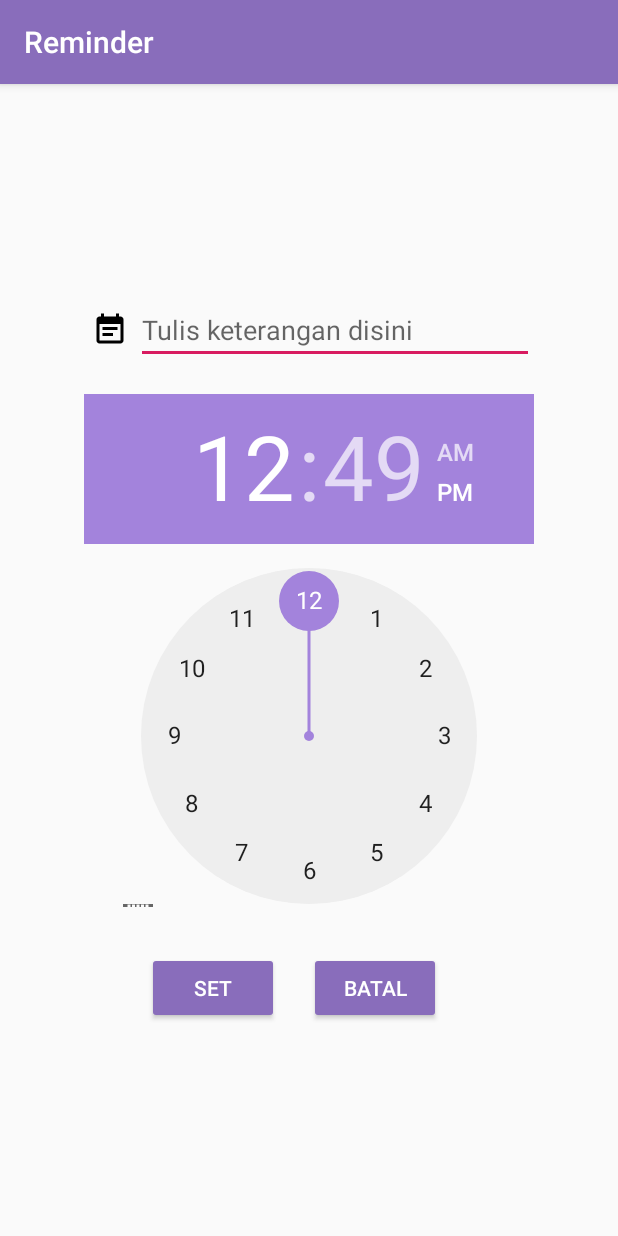
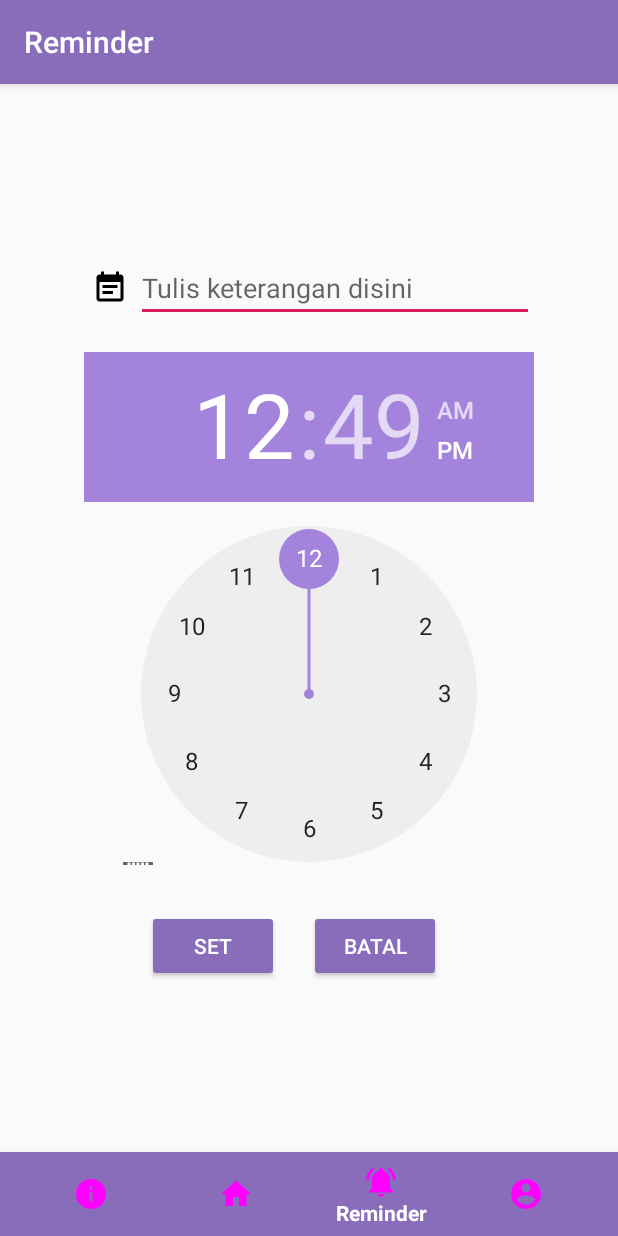
Before and after one commit to LugieNurAhmad/PABTubes, an Android app: the AlarmReminder screen opened directly, with no data from a screen before it, on a phone screen of 412 x 824 dp. Run offline under Robolectric (Android 15) with nearby library versions, the phone set to English and light mode, and no system bars.

Commit message:
tambah bottom Navigationbar java(skizo,penanganan,alarmreminder)

```diff
--- a/AndroidStudioProjects/PABTubes/app/src/main/res/layout/activity_alarm_reminder.xml
+++ b/AndroidStudioProjects/PABTubes/app/src/main/res/layout/activity_alarm_reminder.xml
@@ -1,13 +1,29 @@
 <?xml version="1.0" encoding="utf-8"?>
-<LinearLayout xmlns:android="http://schemas.android.com/apk/res/android"
+<RelativeLayout xmlns:android="http://schemas.android.com/apk/res/android"
     xmlns:app="http://schemas.android.com/apk/res-auto"
     xmlns:tools="http://schemas.android.com/tools"
     android:layout_width="match_parent"
     android:layout_height="match_parent"
-    android:orientation="vertical"
-    android:padding="16dp"
-    android:gravity="center"
     tools:context=".reminder.AlarmReminder">
+
+    <com.google.android.material.bottomnavigation.BottomNavigationView
+        android:id="@+id/bottom_nav"
+        android:layout_width="match_parent"
+        android:layout_height="wrap_content"
+        android:layout_alignParentBottom="true"
+        android:background="@color/colorPrimary"
+        app:itemBackground="@color/colorPrimary"
+        app:itemIconTint="@drawable/selector"
+        app:itemTextColor="@android:color/white"
+        app:menu="@menu/menu_navigation" />
+
+    <LinearLayout
+        android:layout_width="match_parent"
+        android:layout_height="match_parent"
+        android:orientation="vertical"
+        android:padding="16dp"
+        android:gravity="center"
+        android:layout_above="@+id/bottom_nav">
 
     <LinearLayout
         android:layout_width="300dp"
@@ -60,5 +76,6 @@
             android:backgroundTint="@color/colorPrimary"/>
 
     </LinearLayout>
+    </LinearLayout>
 
-</LinearLayout>
+</RelativeLayout>
```
Also changed, not shown: AndroidStudioProjects/PABTubes/app/src/main/java/com/example/pabtubes/PenangananActivity.java (+29 -0 lines), AndroidStudioProjects/PABTubes/app/src/main/java/com/example/pabtubes/SkizoActivity.java (+32 -0 lines), AndroidStudioProjects/PABTubes/app/src/main/java/com/example/pabtubes/reminder/AlarmReminder.java (+31 -0 lines), AndroidStudioProjects/PABTubes/app/src/main/res/layout/activity_penanganan.xml (+15 -3 lines), AndroidStudioProjects/PABTubes/app/src/main/res/layout/activity_skizo.xml (+32 -14 lines).
